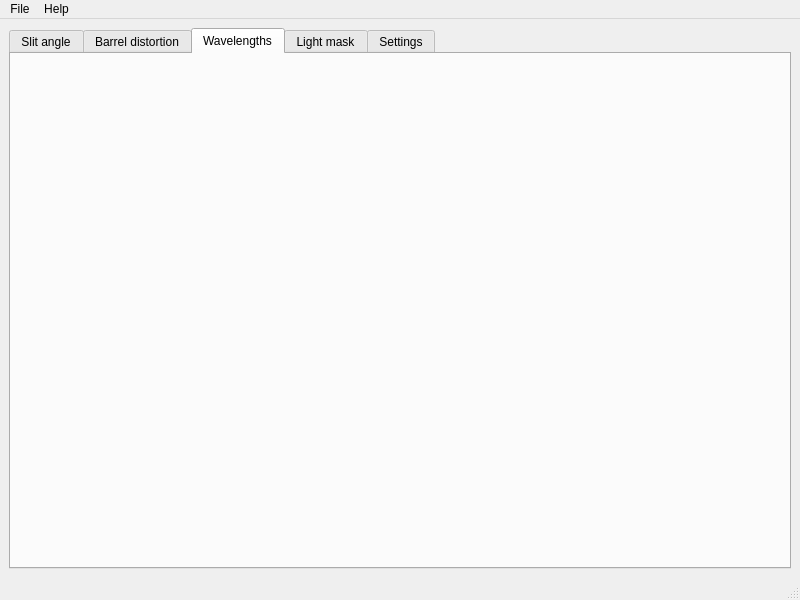
The window that openhsl/gui/device/hs_device_mainwindow.ui (OpenHSL/OpenHSL) describes before a commit, drawn with Qt 5.
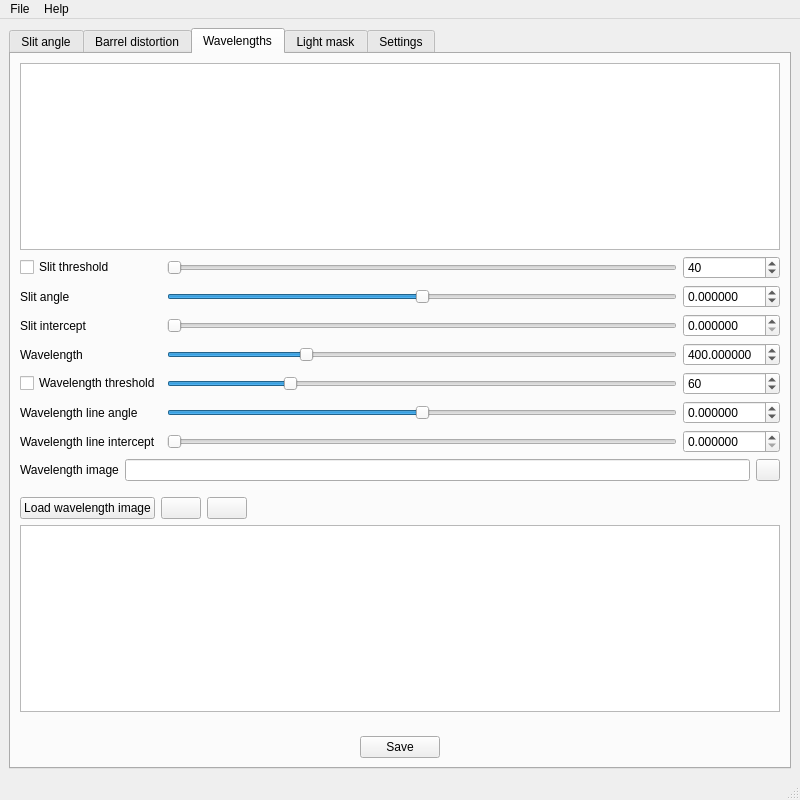
The same window after the commit. The open tabs and pages were chosen to show the change. Custom widgets are drawn as their Qt base class.

Commit message: add: ui: wavelengths tab controls

Diff of the .ui file:
```diff
--- a/openhsl/gui/device/hs_device_mainwindow.ui
+++ b/openhsl/gui/device/hs_device_mainwindow.ui
@@ -7,7 +7,7 @@
     <x>0</x>
     <y>0</y>
     <width>800</width>
-    <height>600</height>
+    <height>800</height>
    </rect>
   </property>
   <property name="windowTitle">
@@ -239,6 +239,386 @@
        <attribute name="title">
         <string>Wavelengths</string>
        </attribute>
+       <layout class="QGridLayout" name="gridLayout_9">
+        <item row="6" column="0">
+         <widget class="QTableWidget" name="wavelength_tableWidget"/>
+        </item>
+        <item row="7" column="0">
+         <spacer name="verticalSpacer_3">
+          <property name="orientation">
+           <enum>Qt::Vertical</enum>
+          </property>
+          <property name="sizeType">
+           <enum>QSizePolicy::Fixed</enum>
+          </property>
+          <property name="sizeHint" stdset="0">
+           <size>
+            <width>20</width>
+            <height>18</height>
+           </size>
+          </property>
+         </spacer>
+        </item>
+        <item row="8" column="0">
+         <layout class="QHBoxLayout" name="horizontalLayout_5">
+          <item>
+           <spacer name="horizontalSpacer_6">
+            <property name="orientation">
+             <enum>Qt::Horizontal</enum>
+            </property>
+            <property name="sizeHint" stdset="0">
+             <size>
+              <width>40</width>
+              <height>20</height>
+             </size>
+            </property>
+           </spacer>
+          </item>
+          <item>
+           <widget class="QPushButton" name="saveCalibrationWavelengthData_pushButton">
+            <property name="text">
+             <string>Save</string>
+            </property>
+            <property name="id" stdset="0">
+             <string>big</string>
+            </property>
+           </widget>
+          </item>
+          <item>
+           <spacer name="horizontalSpacer_7">
+            <property name="orientation">
+             <enum>Qt::Horizontal</enum>
+            </property>
+            <property name="sizeHint" stdset="0">
+             <size>
+              <width>40</width>
+              <height>20</height>
+             </size>
+            </property>
+           </spacer>
+          </item>
+         </layout>
+        </item>
+        <item row="0" column="0">
+         <widget class="HSGraphicsView" name="wavelength_graphicsView"/>
+        </item>
+        <item row="4" column="0">
+         <layout class="QHBoxLayout" name="horizontalLayout_4">
+          <item>
+           <widget class="QPushButton" name="loadWavelengthImage_pushButton">
+            <property name="text">
+             <string>Load wavelength image</string>
+            </property>
+           </widget>
+          </item>
+          <item>
+           <widget class="QPushButton" name="addWavelength_pushButton">
+            <property name="minimumSize">
+             <size>
+              <width>24</width>
+              <height>0</height>
+             </size>
+            </property>
+            <property name="id" stdset="0">
+             <string>add_to_table</string>
+            </property>
+           </widget>
+          </item>
+          <item>
+           <widget class="QPushButton" name="viewWavelength_pushButton">
+            <property name="minimumSize">
+             <size>
+              <width>24</width>
+              <height>0</height>
+             </size>
+            </property>
+            <property name="text">
+             <string/>
+            </property>
+            <property name="id" stdset="0">
+             <string>view_from_table</string>
+            </property>
+           </widget>
+          </item>
+          <item>
+           <spacer name="horizontalSpacer_5">
+            <property name="orientation">
+             <enum>Qt::Horizontal</enum>
+            </property>
+            <property name="sizeHint" stdset="0">
+             <size>
+              <width>40</width>
+              <height>20</height>
+             </size>
+            </property>
+           </spacer>
+          </item>
+         </layout>
+        </item>
+        <item row="1" column="0">
+         <layout class="QGridLayout" name="gridLayout_8">
+          <item row="1" column="1">
+           <widget class="QSlider" name="wavelengthSlitAngle_horizontalSlider">
+            <property name="minimum">
+             <number>-89999999</number>
+            </property>
+            <property name="maximum">
+             <number>89999999</number>
+            </property>
+            <property name="orientation">
+             <enum>Qt::Horizontal</enum>
+            </property>
+           </widget>
+          </item>
+          <item row="5" column="1">
+           <widget class="QSlider" name="wavelengthLineAngle_horizontalSlider">
+            <property name="minimum">
+             <number>-89999999</number>
+            </property>
+            <property name="maximum">
+             <number>89999999</number>
+            </property>
+            <property name="orientation">
+             <enum>Qt::Horizontal</enum>
+            </property>
+           </widget>
+          </item>
+          <item row="2" column="0">
+           <widget class="QLabel" name="wavelengthSlitIntercept_label">
+            <property name="text">
+             <string>Slit intercept</string>
+            </property>
+           </widget>
+          </item>
+          <item row="4" column="0">
+           <widget class="QCheckBox" name="wavelengthImageThresholdValue_checkBox">
+            <property name="text">
+             <string>Wavelength threshold</string>
+            </property>
+           </widget>
+          </item>
+          <item row="4" column="2">
+           <widget class="QSpinBox" name="wavelengthImageThresholdValue_spinBox">
+            <property name="maximum">
+             <number>255</number>
+            </property>
+            <property name="value">
+             <number>60</number>
+            </property>
+           </widget>
+          </item>
+          <item row="5" column="2">
+           <widget class="QDoubleSpinBox" name="wavelengthLineAngle_doubleSpinBox">
+            <property name="decimals">
+             <number>6</number>
+            </property>
+            <property name="minimum">
+             <double>-89.999999000000003</double>
+            </property>
+            <property name="maximum">
+             <double>89.999999000000003</double>
+            </property>
+           </widget>
+          </item>
+          <item row="0" column="2">
+           <widget class="QSpinBox" name="wavelengthSlitImageThresholdValue_spinBox">
+            <property name="maximum">
+             <number>255</number>
+            </property>
+            <property name="value">
+             <number>40</number>
+            </property>
+           </widget>
+          </item>
+          <item row="2" column="1">
+           <widget class="QSlider" name="wavelengthSlitIntercept_horizontalSlider">
+            <property name="maximum">
+             <number>2048</number>
+            </property>
+            <property name="orientation">
+             <enum>Qt::Horizontal</enum>
+            </property>
+           </widget>
+          </item>
+          <item row="0" column="0">
+           <widget class="QCheckBox" name="wavelengthSlitImageThresholdValue_checkBox">
+            <property name="text">
+             <string>Slit threshold</string>
+            </property>
+           </widget>
+          </item>
+          <item row="2" column="2">
+           <widget class="QDoubleSpinBox" name="wavelengthSlitIntercept_doubleSpinBox">
+            <property name="decimals">
+             <number>6</number>
+            </property>
+            <property name="maximum">
+             <double>2048.000000000000000</double>
+            </property>
+           </widget>
+          </item>
+          <item row="3" column="0">
+           <widget class="QLabel" name="wavelength_label">
+            <property name="text">
+             <string>Wavelength</string>
+            </property>
+           </widget>
+          </item>
+          <item row="4" column="1">
+           <widget class="QSlider" name="wavelengthImageThresholdValue_horizontalSlider">
+            <property name="maximum">
+             <number>255</number>
+            </property>
+            <property name="value">
+             <number>60</number>
+            </property>
+            <property name="orientation">
+             <enum>Qt::Horizontal</enum>
+            </property>
+           </widget>
+          </item>
+          <item row="3" column="1">
+           <widget class="QSlider" name="wavelength_horizontalSlider">
+            <property name="maximum">
+             <number>1500</number>
+            </property>
+            <property name="value">
+             <number>400</number>
+            </property>
+            <property name="orientation">
+             <enum>Qt::Horizontal</enum>
+            </property>
+           </widget>
+          </item>
+          <item row="1" column="2">
+           <widget class="QDoubleSpinBox" name="wavelengthSlitAngle_doubleSpinBox">
+            <property name="decimals">
+             <number>6</number>
+            </property>
+            <property name="minimum">
+             <double>-89.999999000000003</double>
+            </property>
+            <property name="maximum">
+             <double>89.999999000000003</double>
+            </property>
+           </widget>
+          </item>
+          <item row="3" column="2">
+           <widget class="QDoubleSpinBox" name="wavelength_doubleSpinBox">
+            <property name="decimals">
+             <number>6</number>
+            </property>
+            <property name="maximum">
+             <double>1500.000000000000000</double>
+            </property>
+            <property name="value">
+             <double>400.000000000000000</double>
+            </property>
+           </widget>
+          </item>
+          <item row="0" column="1">
+           <widget class="QSlider" name="wavelengthSlitImageThresholdValue_horizontalSlider">
+            <property name="minimum">
+             <number>0</number>
+            </property>
+            <property name="maximum">
+             <number>255</number>
+            </property>
+            <property name="orientation">
+             <enum>Qt::Horizontal</enum>
+            </property>
+           </widget>
+          </item>
+          <item row="1" column="0">
+           <widget class="QLabel" name="wavelengthSlitAngle_label">
+            <property name="text">
+             <string>Slit angle</string>
+            </property>
+           </widget>
+          </item>
+          <item row="5" column="0">
+           <widget class="QLabel" name="wavelengthLineAngle_label">
+            <property name="text">
+             <string>Wavelength line angle</string>
+            </property>
+           </widget>
+          </item>
+          <item row="6" column="0">
+           <widget class="QLabel" name="wavelengthLineIntercept_label">
+            <property name="text">
+             <string>Wavelength line intercept</string>
+            </property>
+           </widget>
+          </item>
+          <item row="6" column="1">
+           <widget class="QSlider" name="wavelengthLineIntercept_horizontalSlider">
+            <property name="maximum">
+             <number>2048</number>
+            </property>
+            <property name="orientation">
+             <enum>Qt::Horizontal</enum>
+            </property>
+           </widget>
+          </item>
+          <item row="6" column="2">
+           <widget class="QDoubleSpinBox" name="wavelengthLineIntercept_doubleSpinBox">
+            <property name="decimals">
+             <number>6</number>
+            </property>
+            <property name="maximum">
+             <double>2048.000000000000000</double>
+            </property>
+           </widget>
+          </item>
+         </layout>
+        </item>
+        <item row="2" column="0">
+         <layout class="QHBoxLayout" name="horizontalLayout_3">
+          <item>
+           <widget class="QLabel" name="wavelengthImagePath_label">
+            <property name="text">
+             <string>Wavelength image</string>
+            </property>
+           </widget>
+          </item>
+          <item>
+           <widget class="QLineEdit" name="wavelengthImagePath_lineEdit"/>
+          </item>
+          <item>
+           <widget class="QPushButton" name="wavelengthImagePathOpen_pushButton">
+            <property name="maximumSize">
+             <size>
+              <width>24</width>
+              <height>16777215</height>
+             </size>
+            </property>
+            <property name="text">
+             <string/>
+            </property>
+            <property name="id" stdset="0">
+             <string>open</string>
+            </property>
+           </widget>
+          </item>
+         </layout>
+        </item>
+        <item row="3" column="0">
+         <spacer name="verticalSpacer_4">
+          <property name="orientation">
+           <enum>Qt::Vertical</enum>
+          </property>
+          <property name="sizeType">
+           <enum>QSizePolicy::Fixed</enum>
+          </property>
+          <property name="sizeHint" stdset="0">
+           <size>
+            <width>20</width>
+            <height>10</height>
+           </size>
+          </property>
+         </spacer>
+        </item>
+       </layout>
       </widget>
       <widget class="QWidget" name="lightMask_tab">
        <attribute name="title">
```
Left out of the diff: 23 changed lines with no effect on the pictures.
